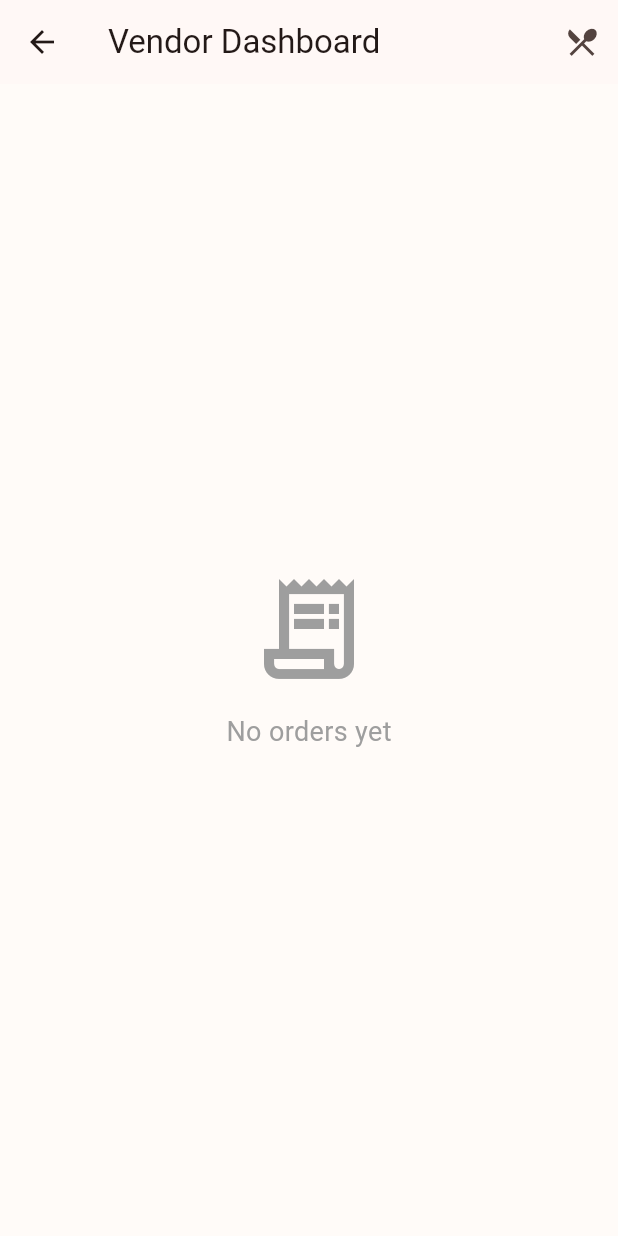
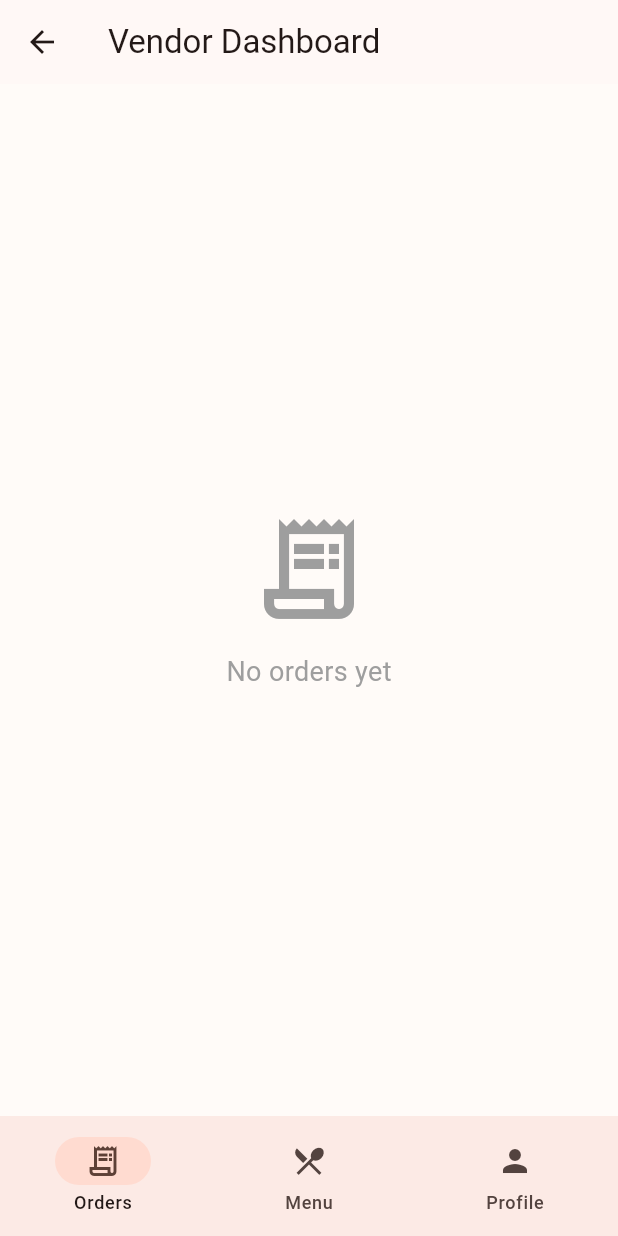
Before and after one commit to mustafaforce/baust_food, a Flutter app: the VendorDashboardPage screen opened by its route, on a phone screen of 412 x 824 dp. Run offline on Flutter 3.47's test engine with Material 3 defaults, Android fonts, the phone set to English and light mode, and no system bars; our stand-ins replace flutter_dotenv, flutter_riverpod, image_picker, supabase_flutter; accounts and stored records are empty.

Commit message:
feat: Update UI components and add bottom navigation for menu and vendor dashboard

```diff
--- a/lib/features/auth/presentation/pages/dashboard_page.dart
+++ b/lib/features/auth/presentation/pages/dashboard_page.dart
@@ -59,7 +59,7 @@ class _DashboardPageState extends State<DashboardPage> {
 
     return Scaffold(
       appBar: AppBar(
-        title: const Text('BAUST Food'),
+        title: const Text('Food'),
         actions: [
           if (_role == 'customer')
             Consumer(
--- a/lib/features/vendor/presentation/pages/vendor_dashboard_page.dart
+++ b/lib/features/vendor/presentation/pages/vendor_dashboard_page.dart
@@ -5,30 +5,59 @@ import 'package:image_picker/image_picker.dart';
 import 'package:supabase_flutter/supabase_flutter.dart';
 import '../providers/vendor_provider.dart';
 import '../../../orders/data/models/order_model.dart';
+import '../../../profile/presentation/pages/profile_page.dart';
 import '../../../../core/utils/storage_helper.dart';
 
-class VendorDashboardPage extends ConsumerWidget {
+class VendorDashboardPage extends ConsumerStatefulWidget {
   const VendorDashboardPage({super.key});
 
   @override
-  Widget build(BuildContext context, WidgetRef ref) {
+  ConsumerState<VendorDashboardPage> createState() => _VendorDashboardPageState();
+}
+
+class _VendorDashboardPageState extends ConsumerState<VendorDashboardPage> {
+  int _selectedIndex = 0;
+
+  @override
+  Widget build(BuildContext context) {
+    return Scaffold(
+      body: IndexedStack(
+        index: _selectedIndex,
+        children: [
+          _buildOrdersBody(),
+          const VendorMenuPage(),
+          const ProfilePage(),
+        ],
+      ),
+      bottomNavigationBar: NavigationBar(
+        selectedIndex: _selectedIndex,
+        onDestinationSelected: (index) {
+          setState(() => _selectedIndex = index);
+        },
+        destinations: const [
+          NavigationDestination(
+            icon: Icon(Icons.receipt_long_outlined),
+            label: 'Orders',
+          ),
+          NavigationDestination(
+            icon: Icon(Icons.restaurant_menu),
+            label: 'Menu',
+          ),
+          NavigationDestination(
+            icon: Icon(Icons.person),
+            label: 'Profile',
+          ),
+        ],
+      ),
+    );
+  }
+
+  Widget _buildOrdersBody() {
     final ordersAsync = ref.watch(vendorOrdersProvider);
 
     return Scaffold(
       appBar: AppBar(
         title: const Text('Vendor Dashboard'),
-        actions: [
-          IconButton(
-            icon: const Icon(Icons.restaurant_menu),
-            onPressed: () {
-              Navigator.push(
-                context,
-                MaterialPageRoute(builder: (_) => const VendorMenuPage()),
-              );
-            },
-            tooltip: 'Manage Menu',
-          ),
-        ],
       ),
       body: ordersAsync.when(
         data: (orders) {
--- a/pubspec.yaml
+++ b/pubspec.yaml
@@ -50,6 +50,7 @@ dev_dependencies:
   # package. See that file for information about deactivating specific lint
   # rules and activating additional ones.
   flutter_lints: ^6.0.0
+  flutter_launcher_icons: ^0.14.2
 
 # For information on the generic Dart part of this file, see the
 # following page: https://dart.dev/tools/pub/pubspec
@@ -94,3 +95,8 @@ flutter:
   #
   # For details regarding fonts from package dependencies,
   # see https://flutter.dev/to/font-from-package
+
+flutter_launcher_icons:
+  android: true
+  ios: true
+  image_path: "assets/icon.png"
```
Also changed, not shown: lib/features/menu/presentation/pages/menu_page.dart (+60 -2 lines), pubspec.lock, 1 other file.
